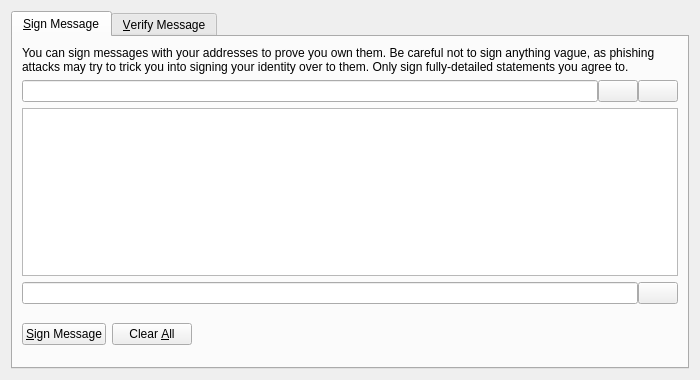
Old version of the form src/qt/forms/signverifymessagedialog.ui in the repository DGCDev/digitalcoin.
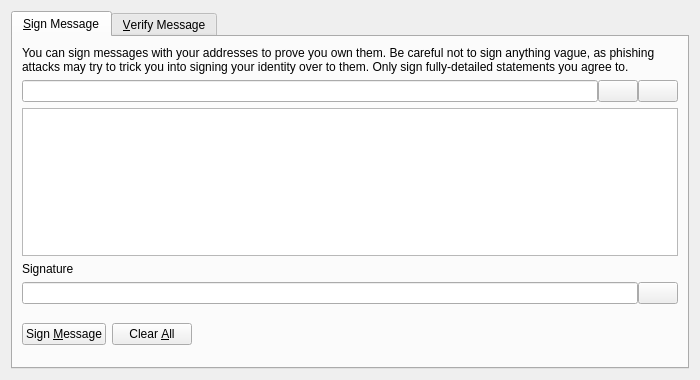
New version of the form. Icons and pictures are not drawn. Custom widgets are drawn as their Qt base class.

What changed in the file:
```diff
--- a/src/qt/forms/signverifymessagedialog.ui
+++ b/src/qt/forms/signverifymessagedialog.ui
@@ -104,6 +104,16 @@
          </property>
         </widget>
        </item>
+       <item>
+        <widget class="QLabel" name="signatureLabel_SM">
+         <property name="text">
+          <string>Signature</string>
+         </property>
+         <property name="textFormat">
+          <enum>Qt::PlainText</enum>
+         </property>
+        </widget>
+       </item>
        <item>
         <layout class="QHBoxLayout" name="horizontalLayout_2_SM">
          <property name="spacing">
@@ -148,7 +158,7 @@
             <string>Sign the message to prove you own this Bitcoin address</string>
            </property>
            <property name="text">
-            <string>&amp;Sign Message</string>
+            <string>Sign &amp;Message</string>
            </property>
            <property name="icon">
             <iconset resource="../bitcoin.qrc">
```
Left out of the diff: 10 changed lines with no effect on the pictures.
